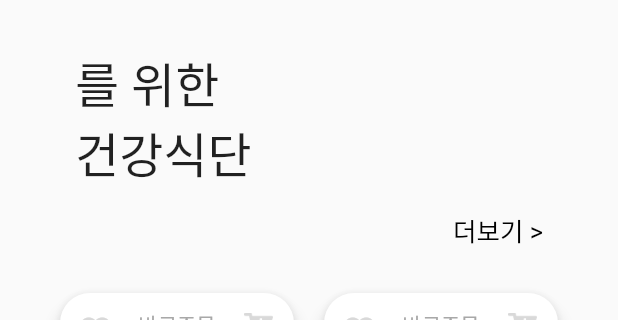
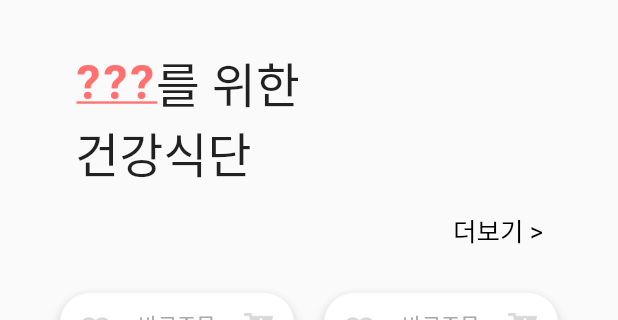
Before and after one commit to sshinndo/BonAPetti, a Flutter app: the screen it shows after launch, scrolled down 576 dp, after a tap on "더보기 >", on a phone screen of 412 x 824 dp, the part 91-411 px from its top. Run offline on Flutter 3.47's test engine with Material 2 defaults, Android fonts, the phone set to English and light mode, and no system bars; our stand-ins replace cloud_firestore, csv, dio, file_picker, firebase_auth, firebase_core and 4 more; missing offline and left inert: kakao_flutter_sdk; accounts and stored records are empty; generated files the repository leaves out were written again; network calls fail; project files that could hold a hidden picture were left out.

Commit message:
계정 정보 싱글톤으로 대체

```diff
--- a/lib/community/screen/CommunityMainScreen.dart
+++ b/lib/community/screen/CommunityMainScreen.dart
@@ -3,7 +3,7 @@ import 'package:flutter/material.dart';
 import 'package:pet_service_application/appbar/AppBarWithAlarm.dart';
 import 'package:pet_service_application/bottombar/MenuBottomBar.dart';
 import 'package:pet_service_application/community/CommunityInfo.dart';
-import 'package:pet_service_application/log_in/class/UserInfoClass.dart';
+import 'package:pet_service_application/log_in/class/UserData.dart';
 import 'package:pet_service_application/community/ShortsInfo.dart';
 import 'package:pet_service_application/widgets/CommunityWidget.dart';
 import 'package:pet_service_application/widgets/ShortsWidget.dart';
@@ -17,6 +17,7 @@ class CommunityMainScreen extends StatefulWidget {
 }
 
 class _CommunityMainScreen extends State<CommunityMainScreen> {
+  UserData myInfo = Logger().userData;
   @override
   Widget build(BuildContext context) {
     return Scaffold(
@@ -24,7 +25,7 @@ class _CommunityMainScreen extends State<CommunityMainScreen> {
         mainAxisAlignment: MainAxisAlignment.start, //세로로 나열 기준은 시작점 (제일 위부터)
         crossAxisAlignment: CrossAxisAlignment.center, //가로 나열 기준은 중심 (중심기준)
         children: [
-          AppBarWithAlarm(nickName: UserInfo.userNickname),
+          AppBarWithAlarm(nickName: myInfo.Name),
           Expanded(
             flex: 1,
             child: ListView(
--- a/lib/init_profile/FifthRoute.dart
+++ b/lib/init_profile/FifthRoute.dart
@@ -3,7 +3,7 @@ import 'package:flutter/cupertino.dart';
 import 'package:pet_service_application/HashTagButtonList.dart';
 import 'package:pet_service_application/class/colorCustomClass.dart';
 import 'package:pet_service_application/init_profile/ProfileQuestion.dart';
-import 'package:pet_service_application/log_in/class/UserInfoClass.dart';
+import 'package:pet_service_application/log_in/class/UserData.dart';
 import 'package:pet_service_application/main.dart';
 
 import 'package:pet_service_application/log_in/screen/LogIn.dart';
@@ -27,6 +27,7 @@ class _FifthRouteState extends State<FifthRoute> {
 
   @override
   Widget build(BuildContext context) {
+    var myInfo = Logger().userData;
     PetCategoryListView petCategoryListView =
     PetCategoryListView(petCategoryStrList: []);
 
--- a/lib/log_in/class/UserData.dart
+++ b/lib/log_in/class/UserData.dart
@@ -1,38 +1,73 @@
-
-import 'package:flutter/material.dart';
 import 'package:pet_service_application/community/CommunityInfo.dart';
 import 'package:pet_service_application/community/ShortsInfo.dart';
 import 'package:pet_service_application/log_in/class/UserInfoClass.dart';
 
+//사용자의 유저 정보 싱글톤
+class Logger {
+  static final Logger _logger = Logger._internals();
+
+  UserData userData = UserData();
+  PetInfo myDefaultPet()
+  {
+    if (userData.MyPets.isNotEmpty)
+      return userData.MyPets.first;
+    else
+      return PetInfo('???');
+  }
+
+  factory Logger() {
+    return _logger;
+  }
+
+  //초기화 코드
+  Logger._internals();
+}
+
+//유저가 가지는 정보 클래스
 class UserData
 {
   //유저 계정 정보 (카카오 계정 정보 하나)
-  static String AccountInfo = "";
+  String AccountInfo = "";
 
   //유저 이름과 설명
-  static String Name = "";
-  static List<String> Description = [];
+  String Name = "";
+  List<String> Description = [];
+
+  int following = 0;
+  int follower = 0;
 
   //유저 이미지 2개
-  static String MedalImage = "";
+  String MedalImage = "";
   //프로필 이미지
-  static String MyImage = "";
+  String MyImage = "";
 
   //친구 유저들의 이름
-  static List<String> Friends = [];  //x
+  List<String> Friends = [];
   //유저가 작성한 쇼츠 게시물들
-  static List<ShortsInfo> Shorts = [];
+  List<ShortsInfo> Shorts = [];
   //유저가 작성한 커뮤니티 게시글들
-  static List<CommunityInfo> Community = [];
+  List<CommunityInfo> Community = [];
 
   //UserInfo상의 펫 클래스 참조
-  static List<PetInfo> MyPets = [];
+  List<PetInfo> MyPets = [];
 
-  //첫 생성 초기화
-  UserData(String _name)
+  UserData()
   {
-    Name = _name;
-    Description.add("안녕하세요.");
-    Description.add(Name+"입니다.");
+    Description.clear();
+    Description.add("반갑습니다!");
   }
 }
+
+class PetInfo {
+  String petName = ""; // 펫 이름
+  List<String> petTypeNameList = [];   //x
+  int petAge = 0;
+  double petBodyLength = 0;
+  double petWeight = 0;
+  PetSilhouette petSilhouette = PetSilhouette.BCS1;
+  List<String>? petAllergyList = [];
+
+  PetInfo(this.petName);
+}
+
+enum PetSilhouette { BCS1, BCS2, BCS3, BCS4, BCS5 } // 질문5-2] 반려동물 실루엣(BCS단계)
--- a/lib/log_in/class/UserInfoClass.dart
+++ b/lib/log_in/class/UserInfoClass.dart
@@ -3,26 +3,9 @@ import 'package:flutter/material.dart';
 class UserAccount {
   static String userEmail = ""; // 사용자 이메일
   static String userPassword = ""; // 사용자 비밀번호
-  static UserInfo? userInfo; // 사용자 정보 클래스
+  //static UserInfo? userInfo; // 사용자 정보 클래스
   //UserAccount(this.userEmail, this.userPassword, this.userInfo);
 }
 
-class UserInfo {
-  static String userNickname = ""; //사용자 이름,닉네임
-  static PetInfo? petInfo; //
-}
-
-class PetInfo {
-  static String petName = ""; // 펫 이름
-  static List<String> petTypeNameList = [];   //x
-  static int petAge = 0;
-  static double petBodyLength = 0;
-  static double petWeight = 0;
-  static PetSilhouette petSilhouette = PetSilhouette.BCS1;
-  static List<String>? petAllergyList = [];
-}
-
-enum PetSilhouette { BCS1, BCS2, BCS3, BCS4, BCS5 } // 질문5-2] 반려동물 실루엣(BCS단계)
-
 // 사용자 정보 초기화
 UserAccount userAccount = UserAccount();
--- a/lib/main.dart
+++ b/lib/main.dart
@@ -1,32 +1,32 @@
 import 'package:flutter/cupertino.dart';
 import 'package:flutter/material.dart';
-import 'package:flutter_svg/flutter_svg.dart';
-import 'package:kakao_flutter_sdk/all.dart';
+//import 'package:flutter_svg/flutter_svg.dart';
+//import 'package:kakao_flutter_sdk/all.dart';
 import 'package:pet_service_application/bottombar/MenuBottomBar.dart';
 import 'package:pet_service_application/class/GoodsInfo.dart';
 import 'package:pet_service_application/widgets/GoodsWidget.dart';
 import 'package:pet_service_application/widgets/BargainCardWidget.dart';
-import 'package:pet_service_application/SeungHyun/screen/DetailedGoodsScreen.dart';
+//import 'package:pet_service_application/SeungHyun/screen/DetailedGoodsScreen.dart';
 import 'package:pet_service_application/card_news/CardNewsModel.dart';
 import 'package:pet_service_application/appbar/AppBarWithAlarm.dart';
 import 'package:pet_service_application/card_news/detail/DetailCardNews.dart';
 import 'package:pet_service_application/community/screen/CommunityMainScreen.dart';
-import 'package:pet_service_application/log_in/screen/LogIn.dart';
-import 'package:pet_service_application/log_in/Splash.dart';
+//import 'package:pet_service_application/log_in/screen/LogIn.dart';
+//import 'package:pet_service_application/log_in/Splash.dart';
 import 'package:pet_service_application/route/CardNewsListRoute.dart';
 import 'package:pet_service_application/card_news/CardNewsPageView.dart';
 
 import 'package:pet_service_application/SeungHyun/screen/search_screen.dart';
 import 'package:pet_service_application/SeungHyun/screen/goods_screen.dart';
-import 'package:pet_service_application/SeungHyun/screen/WishListScreen.dart';
-import 'package:pet_service_application/log_in/class/UserInfoClass.dart';
+//import 'package:pet_service_application/SeungHyun/screen/WishListScreen.dart';
+import 'package:pet_service_application/log_in/class/UserData.dart';
 import 'package:pet_service_application/widgets/ShortsWidget.dart';
 import 'package:pet_service_application/community/ShortsInfo.dart';
-import 'drawer/MainDrawer.dart';
 
 void main() => runApp(MyApp());
 
 final String appName = "Pet App";
+final UserData myInfo = Logger().userData;
 
 class MyApp extends StatelessWidget {
   @override
@@ -65,43 +65,6 @@ class _MyHomePageState extends State<MyHomePage> {
     // 남아있는 데이터 모두 제거
     widget.cardNewsModelList.clear();
 
-    // 서버에서 데이터 불러오고 cardNewsModelList에 추가
-    // 현재는 더미데이터
-    /*
-    CardNewsModel _cardNewsEventItem = CardNewsModel(
-        CardNewsType.CARDNEWS,
-        'https://picsum.photos/250?image=9',
-        "과연 고양이는 생선만\n먹어도 괜찮을까?",
-        null,
-        null,
-        List.filled(
-            5,
-            DetailCardNewsModel('https://picsum.photos/250?image=9',
-                "과연 고양이는 생선만\n먹어도 괜찮을까? 2")),
-        List.filled(
-            4,
-            GoodsInfo(
-                '피부모질 닥터독 사료 2kg',
-                'imgUrl',
-                29500,
-                null,
-                GoodsDetailedInfo(
-                    ['imgUrl', 'imgUrl'],
-                    false,
-                    ['쌀', '대두', '연어'],
-                    [
-                      Ingredient('조단백질', 77),
-                      Ingredient('조지방', 19),
-                      Ingredient('칼슘', 2),
-                      Ingredient('인', 1),
-                      Ingredient('비타민 A', null),
-                      Ingredient('비타민 E', null),
-                      Ingredient('비타민 D3', null),
-                    ],
-                    'bannerUrl'))),
-        null);*/
-    //for (int i = 0; i < 10; i++)
-    //  widget.cardNewsModelList.add(_cardNewsEventItem);
     widget.cardNewsModelList.add(
       CardNewsModel(
           CardNewsType.CARDNEWS,
@@ -573,12 +536,15 @@ class _MyHomePageState extends State<MyHomePage> {
 
   @override
   Widget build(BuildContext context) {
+    PetInfo firstPet;
+    firstPet = Logger().myDefaultPet();
+
     return Scaffold(
       body: Column(
         mainAxisAlignment: MainAxisAlignment.start, // Column 기준 정렬
         crossAxisAlignment: CrossAxisAlignment.center, // Row 기준 정렬
         children: <Widget>[
-          AppBarWithAlarm(nickName: UserInfo.userNickname),
+          AppBarWithAlarm(nickName: myInfo.Name),
           Expanded(
             flex: 1,
             child: ListView(
@@ -634,29 +600,28 @@ class _MyHomePageState extends State<MyHomePage> {
                                 size: 30,
                                 color: Color.fromRGBO(217, 217, 217, 1),
                               ),
-                              //ImageIcon(AssetImage('images/barbar.png')),
+                              //ImageIcon(AssetImage('images/bar.png')),
                             ],
                           ),
                         ),
                       ),
                     ),
                   ),
-                ),
-                //검색창
+                ),  //검색창
                 Container(
                   margin: EdgeInsets.only(left: 50, top: 100),
                   child: Column(
                     crossAxisAlignment: CrossAxisAlignment.start,
                     children: <Widget>[
                       Text(
-                        '오늘 당신과 함께하는',
+                        '당신과 함께하는',
                         style: TextStyle(fontSize: 32),
                       ),  //당신과 함께하는
                       Container(
                           child: Row(
                             children: <Widget>[
                               Text(
-                                PetInfo.petName,
+                                firstPet.petName,
                                 style: TextStyle(
                                     color: Color.fromRGBO(255, 113, 113, 1),
                                     decoration: TextDecoration.underline,
@@ -905,7 +870,7 @@ class _MyHomePageState extends State<MyHomePage> {
                           child: Row(
                         children: <Widget>[
                           Text(
-                            PetInfo.petName,
+                            firstPet.petName,
                             style: TextStyle(
                                 color: Color.fromRGBO(255, 113, 113, 1),
                                 decoration: TextDecoration.underline,
@@ -920,11 +885,11 @@ class _MyHomePageState extends State<MyHomePage> {
                             ),
                           ), //를 위한
                         ],
-                      )), //PetName를 위한
+                      )), //PetName 위한
                       Text(
-                        '나눔!',
+                        '알뜰장터!',
                         style: TextStyle(fontSize: 32),
-                      ), //나눔!
+                      ), //알뜰장터!
                     ],
                   ), //문장 한줄씩 수직 정렬
                 ),
--- a/lib/route/CardNewsDetailRoute.dart
+++ b/lib/route/CardNewsDetailRoute.dart
@@ -6,7 +6,7 @@ import 'package:pet_service_application/card_news/detail/CardNewsRelatedProducts
 import 'package:pet_service_application/card_news/detail/DetailCardNews.dart';
 import 'package:pet_service_application/card_news/detail/EventDetailWidget.dart';
 import 'package:pet_service_application/card_news/detail/TopPetsWidget.dart';
-import 'package:pet_service_application/log_in/class/UserInfoClass.dart';
+import 'package:pet_service_application/log_in/class/UserData.dart';
 
 class CardNewsDetailRoute extends StatelessWidget {
   final CardNewsModel cardNewsModel;
@@ -21,7 +21,7 @@ class CardNewsDetailRoute extends StatelessWidget {
     return Scaffold(
       body: Column(
         children: [
-          AppBarWithAlarm(nickName: UserInfo.userNickname),
+          AppBarWithAlarm(nickName: Logger().userData.Name),
           Expanded(
               child: ListView(children: [
             Container(
--- a/lib/route/CardNewsListRoute.dart
+++ b/lib/route/CardNewsListRoute.dart
@@ -3,7 +3,7 @@ import 'package:pet_service_application/appbar/AppBarWithAlarm.dart';
 import 'package:pet_service_application/bottombar/MenuBottomBar.dart';
 import 'package:pet_service_application/card_news/CardNewsListView.dart';
 import 'package:pet_service_application/card_news/CardNewsModel.dart';
-import 'package:pet_service_application/log_in/class/UserInfoClass.dart';
+import 'package:pet_service_application/log_in/class/UserData.dart';
 
 final double leftRightMarginSize = 50;
 
@@ -23,7 +23,7 @@ class CardNewsListRoute extends StatelessWidget {
           mainAxisAlignment: MainAxisAlignment.start, // Column 기준 정렬
           crossAxisAlignment: CrossAxisAlignment.center, // Row 기준 정렬
           children: [
-            AppBarWithAlarm(nickName: UserInfo.userNickname),
+            AppBarWithAlarm(nickName: Logger().userData.Name),
             Container(
                 margin: EdgeInsets.all(20),
                 child: Center(
```
Also changed, not shown: lib/community/screen/MyCommunityScreen.dart (+5 -6 lines), lib/drawer/MainDrawer.dart (+4 -3 lines), lib/init_profile/ProfileQuestion.dart (+16 -26 lines).
